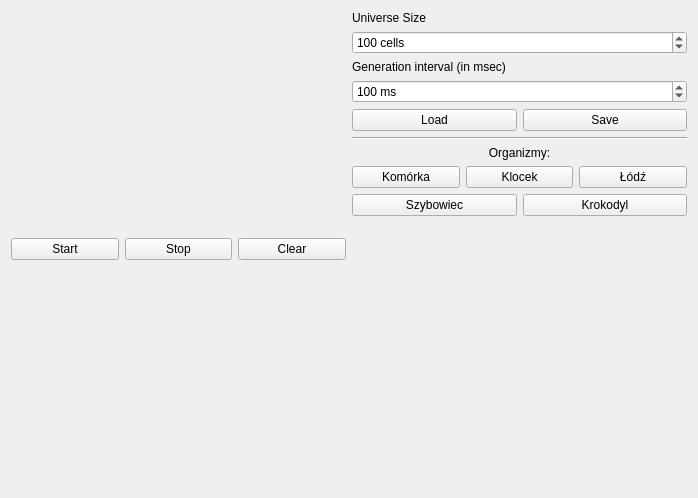
Before: the Qt Designer form mainwindow.ui in Buczeq/conway, drawn with Qt 5.
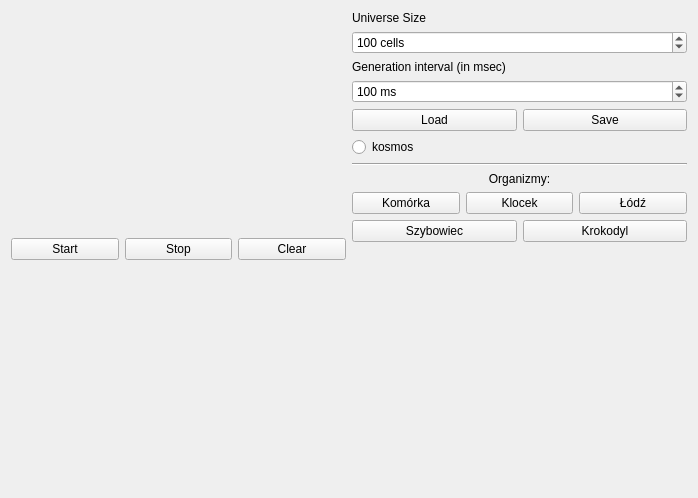
After: the same form once the commit is applied.

Diff of the .ui file:
```diff
--- a/mainwindow.ui
+++ b/mainwindow.ui
@@ -121,6 +121,13 @@
           </item>
          </layout>
         </item>
+        <item>
+         <widget class="QRadioButton" name="radioButton">
+          <property name="text">
+           <string>kosmos</string>
+          </property>
+         </widget>
+        </item>
         <item>
          <widget class="Line" name="line">
           <property name="orientation">
```
